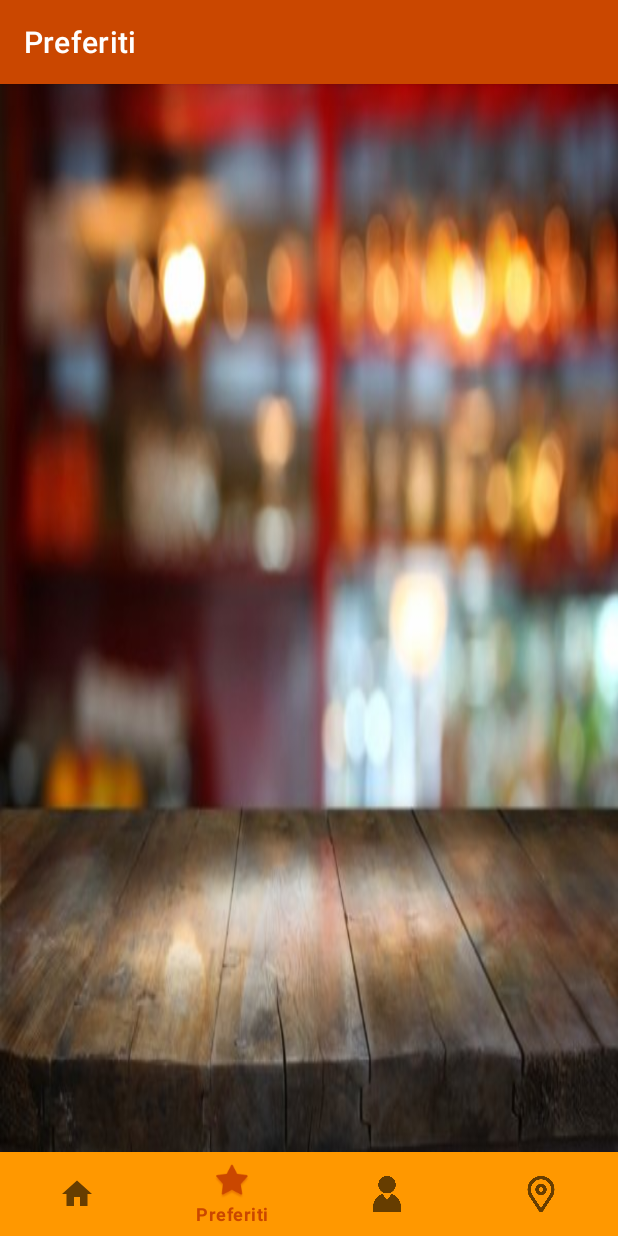
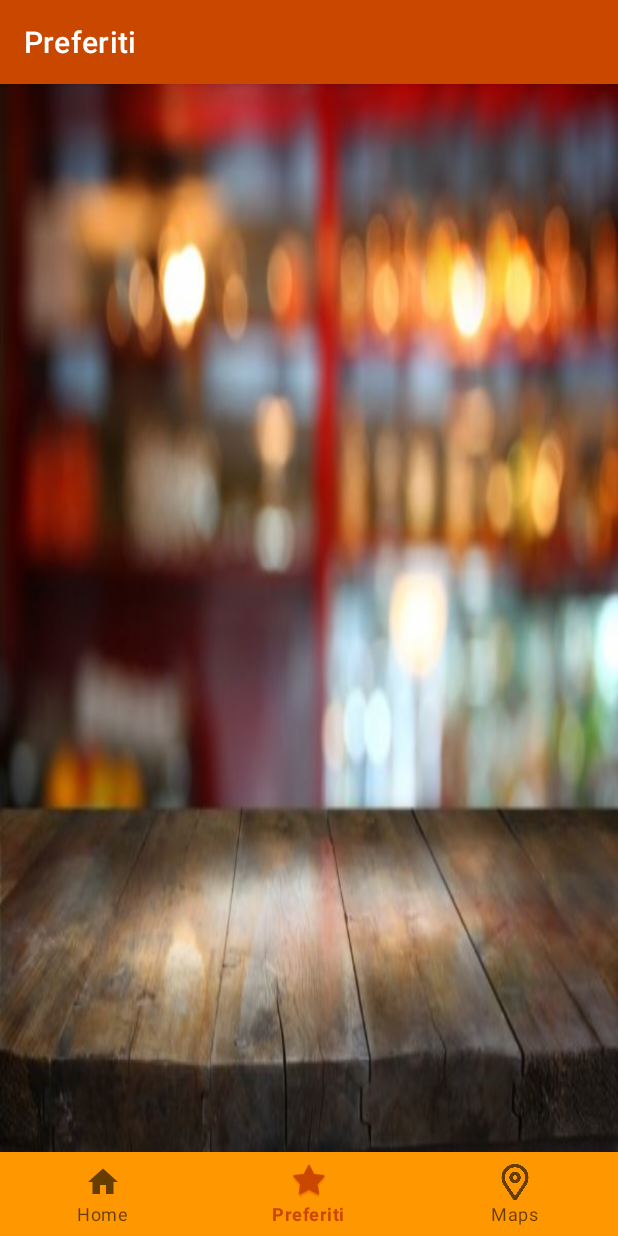
Before and after one commit to aprovasi2/drinkUP, an Android app: the screen it shows after launch (MainActivity), item 2 of the bottom bar chosen, on a phone screen of 412 x 824 dp. Run offline under Robolectric (Android 15) with nearby library versions, the light colour scheme and no system bars; our stand-ins replace navigation-ui; network calls fail; pictures from the network do not load; 1 statement that could not run was skipped.

Commit message:
rimozione profilo parte 2

```diff
--- a/app/src/main/res/menu/bottom_nav_menu.xml
+++ b/app/src/main/res/menu/bottom_nav_menu.xml
@@ -12,12 +12,7 @@
         android:icon="@android:drawable/star_big_on"
         android:title="@string/title_preferiti" />
 
-    <item
-        android:id="@+id/navigation_profilo"
-        android:icon="@drawable/icon_user"
-        android:title="@string/title_profilo" />
-
-    <item
+     <item
         android:id="@+id/navigation_maps"
         android:icon="@drawable/icon_map"
         android:title="@string/title_maps" />
```
Also changed, not shown: app/src/main/res/layout/fragment_profilo.xml (deleted, +0 -25 lines).
